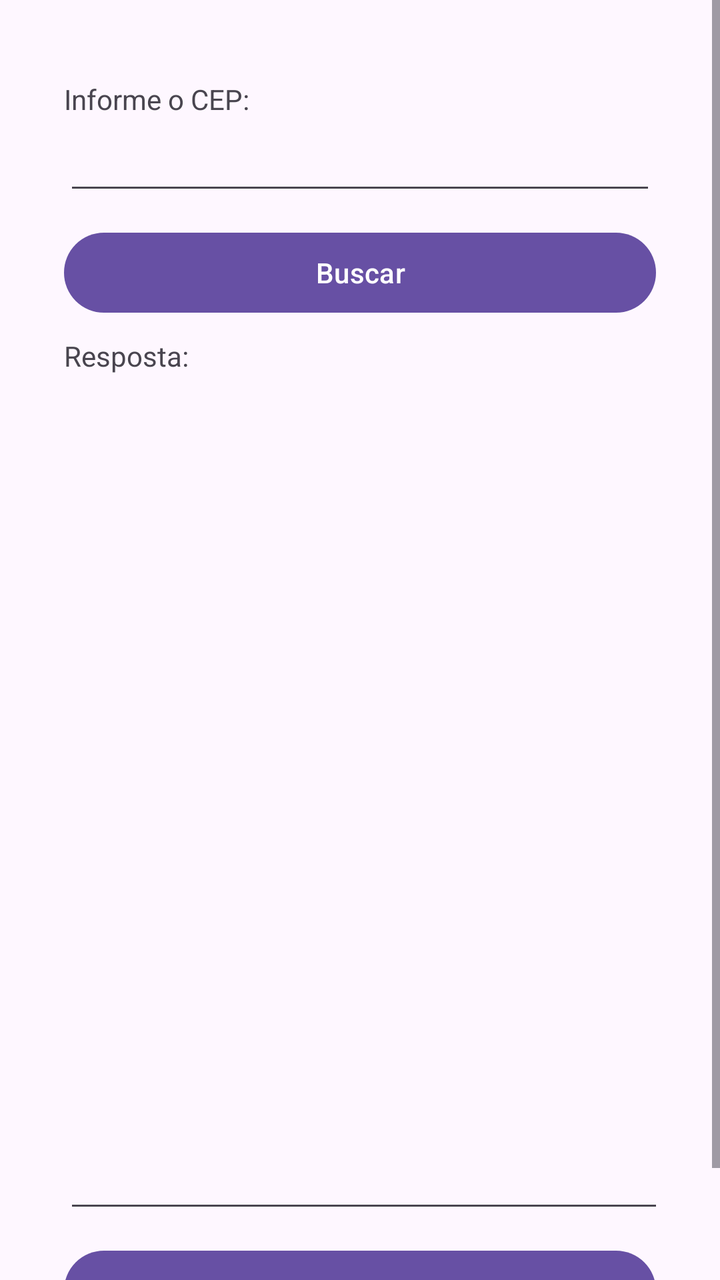
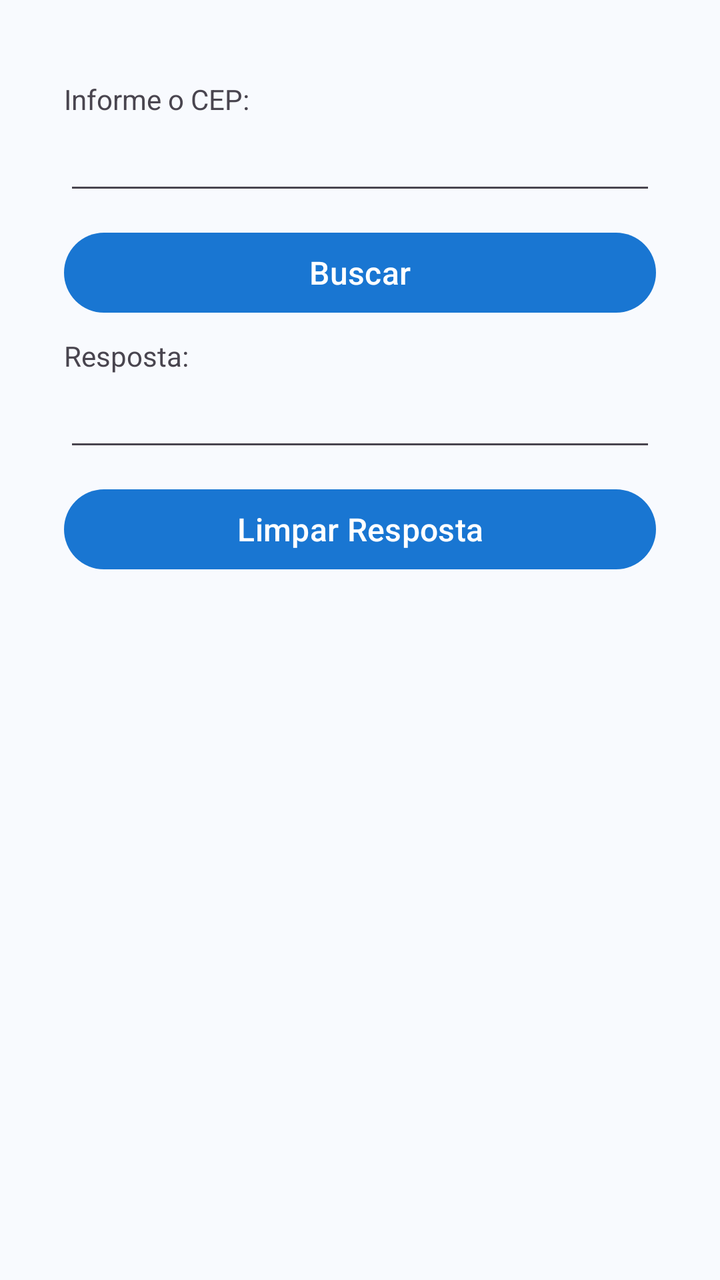

An Android layout rendered at two revisions. The XML below is the earlier revision; the diff shows what the commit changed to produce the second picture.
<!-- AndroidManifest.xml: application theme Theme.ACBrLibCEPDemo -->
<!-- res/layout/fragment_comandos_buscar_por_cep.xml -->
<?xml version="1.0" encoding="utf-8"?>
<ScrollView xmlns:android="http://schemas.android.com/apk/res/android"
    xmlns:tools="http://schemas.android.com/tools"
    android:layout_width="match_parent"
    android:layout_height="match_parent"
    android:fillViewport="true"
    tools:context=".ComandosBuscarPorCEPFragment">

    <LinearLayout
        android:layout_width="match_parent"
        android:layout_height="wrap_content"
        android:padding="32dp"
        android:orientation="vertical">

        <TextView
            android:layout_width="match_parent"
            android:layout_height="wrap_content"
            android:layout_marginTop="8dp"
            android:text="Informe o CEP:" />

        <EditText
            android:id="@+id/txtCEP"
            android:layout_width="match_parent"
            android:layout_height="wrap_content"
            android:layout_marginTop="10dp"
            android:inputType="number"
            android:textSize="12dp" />

        <Button
            android:id="@+id/btnBuscarPorCEP"
            android:layout_width="match_parent"
            android:layout_height="wrap_content"
            android:layout_marginTop="10dp"
            android:onClick="onClick"
            android:text="Buscar" />

        <TextView
            android:layout_width="match_parent"
            android:layout_height="wrap_content"
            android:layout_marginTop="8dp"
            android:text="Resposta:" />

        <EditText
            android:id="@+id/txtRespostaConsulta"
            android:layout_width="350dp"
            android:layout_height="414dp"
            android:layout_marginTop="10dp"
            android:textSize="12dp" />

        <Button
            android:id="@+id/btnLimparRespostaConsulta"
            android:layout_width="match_parent"
            android:layout_height="wrap_content"
            android:layout_marginTop="10dp"
            android:onClick="onClick"
            android:text="Limpar Resposta" />

    </LinearLayout>

</ScrollView>
<!-- resources referenced by this layout -->
<resources>
  <style name="Theme.ACBrLibCEPDemo" parent="Base.Theme.ACBrLibCEPDemo" />
  <style name="Base.Theme.ACBrLibCEPDemo" parent="Theme.Material3.DayNight.NoActionBar">
          
          
      </style>
</resources>

<!-- the commit's change to res/layout/fragment_comandos_buscar_por_cep.xml (unified diff, before → after) -->
@@ -4,7 +4,8 @@
     android:layout_width="match_parent"
     android:layout_height="match_parent"
     android:fillViewport="true"
-    tools:context=".ComandosBuscarPorCEPFragment">
+    android:paddingBottom="@dimen/bottom_navigation_height"
+    tools:context=".ui.fragment.BuscarPorCEPFragment">
 
     <LinearLayout
         android:layout_width="match_parent"
@@ -42,8 +43,8 @@
 
         <EditText
             android:id="@+id/txtRespostaConsulta"
-            android:layout_width="350dp"
-            android:layout_height="414dp"
+            android:layout_width="match_parent"
+            android:layout_height="wrap_content"
             android:layout_marginTop="10dp"
             android:textSize="12dp" />
 
<!-- resource entries referenced after the edit -->
@@ -1,9 +1,51 @@
 <!-- resources referenced by this layout -->
 <resources>
+  <dimen name="bottom_navigation_height">24dp</dimen>
   <style name="Theme.ACBrLibCEPDemo" parent="Base.Theme.ACBrLibCEPDemo" />
   <style name="Base.Theme.ACBrLibCEPDemo" parent="Theme.Material3.DayNight.NoActionBar">
           
           
+          
+          <item name="colorPrimary">@color/primary_blue</item>
+          <item name="colorOnPrimary">@color/white</item>
+          <item name="colorPrimaryContainer">@color/primary_blue_light</item>
+          <item name="colorOnPrimaryContainer">@color/primary_blue_dark</item>
+  
+          
+          <item name="colorSecondary">@color/accent_orange</item>
+          <item name="colorOnSecondary">@color/white</item>
+  
+          
+          <item name="android:colorBackground">@color/background_light</item>
+          <item name="colorSurface">@color/surface_light</item>
+          <item name="colorOnSurface">@color/text_primary</item>
+          <item name="android:windowBackground">@color/background_light</item>
+  
+          
+          <item name="android:statusBarColor">@color/primary_blue</item>
+          <item name="android:windowLightStatusBar">false</item>
+  
+          
+          <item name="materialButtonStyle">@style/AppButton</item>
+  
+      </style>
+  <color name="primary_blue">#1976D2</color>
+  <color name="white">#FFFFFFFF</color>
+  <color name="primary_blue_light">#42A5F5</color>
+  <color name="primary_blue_dark">#1565C0</color>
+  <color name="accent_orange">#FF7043</color>
+  <color name="background_light">#F8FAFE</color>
+  <color name="surface_light">#FFFFFF</color>
+  <color name="text_primary">#212121</color>
+  <style name="AppButton" parent="Widget.Material3.Button">
+          <item name="android:layout_height">48dp</item>
+          <item name="android:minHeight">48dp</item>
+          <item name="android:textSize">16sp</item>
+          <item name="android:textStyle">normal</item>
+          <item name="cornerRadius">24dp</item>
+          <item name="backgroundTint">@color/primary_blue</item>
+          <item name="android:textColor">@color/white</item>
+          <item name="android:elevation">4dp</item>
       </style>
 </resources>
 
